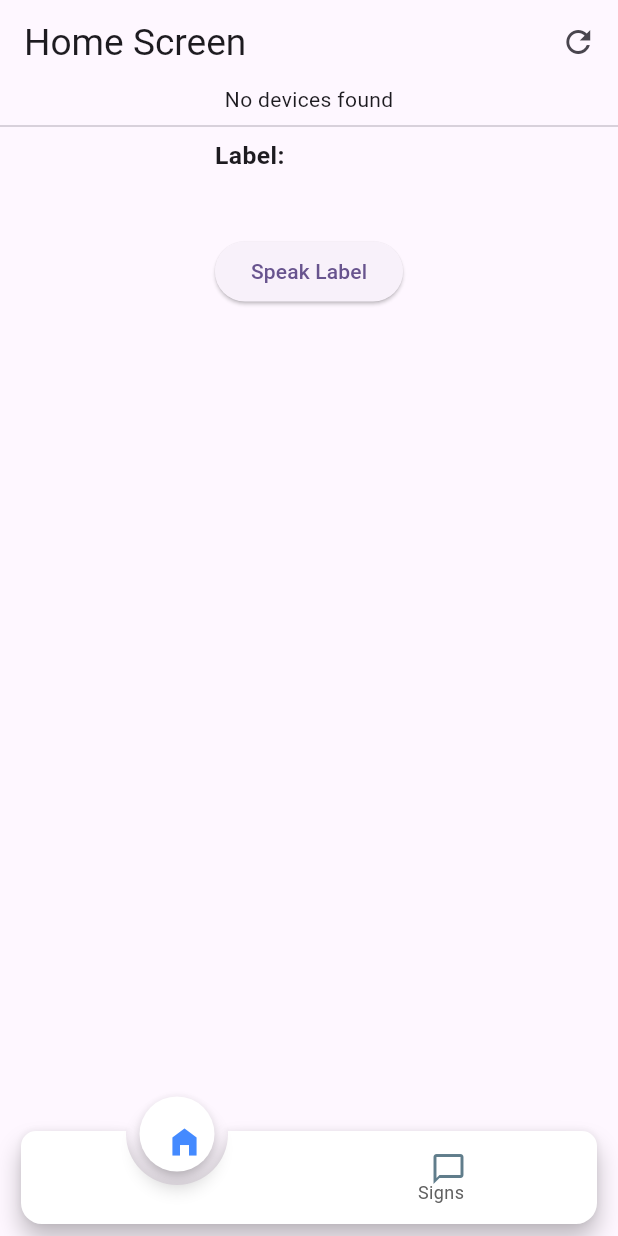
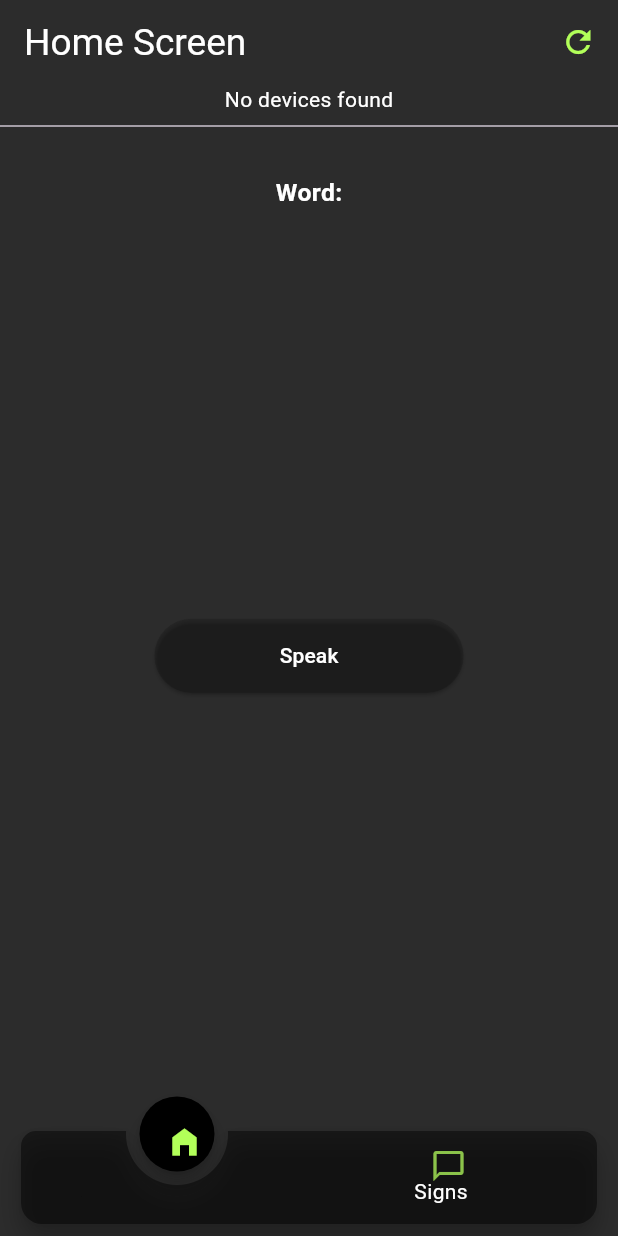
Before and after one commit to hba777/sign_glove_application, a Flutter app: the screen it shows after launch, after a tap on the "refresh" icon, on a phone screen of 412 x 824 dp. Run offline on Flutter 3.47's test engine with Material 3 defaults, Android fonts, the phone set to English and light mode, and no system bars; drawn by our look-alikes of animated_notch_bottom_bar; our stand-ins replace flutter_blue_plus, flutter_tts, permission_handler.

Commit message:
Dark Theme added, Alphabets Added.

```diff
--- a/lib/main.dart
+++ b/lib/main.dart
@@ -16,6 +16,13 @@ class MyApp extends StatelessWidget {
     return MaterialApp(
       title: 'Flutter Demo',
       theme: ThemeData(
+        appBarTheme: const AppBarTheme(
+          backgroundColor: Color(0xFF2c2c2c),
+          titleTextStyle: TextStyle(
+            color: Colors.white,
+          )
+        ),
+        scaffoldBackgroundColor: const Color(0xFF2c2c2c),
         // This is the theme of your application.
         //
         // TRY THIS: Try running your application with "flutter run". You'll see
--- a/lib/screens/BluetoothScreen.dart
+++ b/lib/screens/BluetoothScreen.dart
@@ -74,28 +74,30 @@ class _BluetoothScreenState extends State<BluetoothScreen> {
           BottomBarItem(
             inActiveItem: Icon(
               Icons.home_filled,
-              color: Colors.blueGrey,
+              color: Colors.lightGreen,
             ),
             activeItem: Icon(
               Icons.home_filled,
-              color: Colors.blueAccent,
+              color: Colors.lightGreenAccent,
             ),
-            itemLabel: 'Home',
+            itemLabelWidget: Text('Home',style: TextStyle(color: Colors.white),)
           ),
           BottomBarItem(
             inActiveItem: Icon(
               Icons.chat_bubble_outline,
-              color: Colors.blueGrey,
+              color: Colors.lightGreen,
             ),
             activeItem: Icon(
               Icons.chat_bubble_outline,
-              color: Colors.blueAccent,
+              color: Colors.lightGreenAccent,
             ),
-            itemLabel: 'Signs',
+              itemLabelWidget: Text('Signs',style: TextStyle(color: Colors.white),)
           ),
         ],
         kIconSize: 14,
         kBottomRadius: 14,
+        color: Colors.black45,
+        notchColor: Colors.black,
       ),
     );
   }
--- a/lib/screens/CommunicationScreen.dart
+++ b/lib/screens/CommunicationScreen.dart
@@ -44,7 +44,10 @@ class _CommunicationScreenState extends State<CommunicationScreen> {
   Widget build(BuildContext context) {
     return Scaffold(
       appBar: AppBar(
-        title: Text('Communication Screen'),
+        title: Text('Communication Screen',
+          style: TextStyle(
+              fontSize: mq.width * .06
+          ),),
       ),
       body: Padding(
         padding: const EdgeInsets.all(8.0),
@@ -52,18 +55,27 @@ class _CommunicationScreenState extends State<CommunicationScreen> {
           children: [
             // TextField for searching images
             SizedBox(
-                width: mq.width *.8,
+              width: mq.width * .8,
               height: mq.height * .07,
               child: TextField(
                 controller: _searchController,
+                style: TextStyle(color: Colors.white),
+                cursorColor: Colors.white, // Set cursor color to white
                 decoration: InputDecoration(
+                  focusColor: Colors.white, // Ensures the focus color is white
+                  labelStyle: const TextStyle(color: Colors.white),
                   labelText: 'Search',
                   border: OutlineInputBorder(
-                      borderRadius: BorderRadius.circular(mq.width *.04)
+                    borderRadius: BorderRadius.circular(mq.width * .04),
+                  ),
+                  focusedBorder: OutlineInputBorder( // When the TextField is focused
+                    borderRadius: BorderRadius.circular(mq.width * .04),
+                    borderSide: BorderSide(color: Colors.white, width: 2.0), // White border when focused
                   ),
                 ),
               ),
             ),
+
             const SizedBox(height: 10),
             // Grid view to display images
             Expanded(
@@ -77,12 +89,12 @@ class _CommunicationScreenState extends State<CommunicationScreen> {
                 itemBuilder: (context, index) {
                   String imageName = _filteredImageNames[index];
                   return GridTile(
-                      child: Container(
+                    child: SizedBox(
                       width: mq.width * 0.4, // Adjust width for zoom out
                       height: mq.width * 0.8, // Adjust height to maintain aspect ratio
                       child: Image.asset(
-                          'assets/images/$imageName',
-                          fit: BoxFit.cover,
+                        'assets/images/Alphabets/$imageName', // Updated path
+                        fit: BoxFit.contain,
                       ),
                     ),
                   );
--- a/lib/screens/HomeScreen.dart
+++ b/lib/screens/HomeScreen.dart
@@ -142,7 +142,7 @@ class _HomeScreenState extends State<HomeScreen> {
 
         // After the 3-second delay, post the data and speak the label
         Future.delayed(Duration(seconds: 3), () async {
-          await flutterTts.speak(predictedLabel); // Speak the label
+          //await flutterTts.speak(predictedLabel); // Speak the label
         });
       } else {
         print("Error: ${response.statusCode}, ${response.body}");
@@ -205,7 +205,7 @@ class _HomeScreenState extends State<HomeScreen> {
               onTap: () {
                 _scanForDevices();
               },
-              child: const Icon(Icons.refresh),
+              child: const Icon(Icons.refresh, color: Colors.lightGreenAccent,),
             ),
           )
         ],
@@ -215,25 +215,33 @@ class _HomeScreenState extends State<HomeScreen> {
           // Display the name of the device if available
           if (devices.isNotEmpty) ...[
             ListTile(
-              title: Text(devices.first.name.isEmpty ? "Unknown Device" : devices.first.name),
-              subtitle: Text(devices.first.id.toString()),
+              title: Text(devices.first.name.isEmpty ? "Unknown Device" : devices.first.name, style: TextStyle(color: Colors.white),),
+              subtitle: Text(devices.first.id.toString(), style: TextStyle(color: Colors.white),),
               onTap: () => connectToDevice(devices.first),
             ),
           ] else ...[
-            Text('No devices found'),
+            const Text('No devices found',style: TextStyle(color: Colors.white)),
           ],
           const Divider(),
           // Display the received parsed data
           Column(
-            crossAxisAlignment: CrossAxisAlignment.start,
+            crossAxisAlignment: CrossAxisAlignment.center,
+            mainAxisAlignment: MainAxisAlignment.center,
             children: [
-              Text('Label:', style: TextStyle(fontSize: mq.width * .04, fontWeight: FontWeight.bold)),
-              Text(predictedLabel, style: TextStyle(fontSize: mq.width * .07)),
+              SizedBox(height: mq.height *.03,),
+
+              Text('Word:', style: TextStyle(fontSize: mq.width * .04, fontWeight: FontWeight.bold, color: Colors.white)),
+              Text(predictedLabel, style: TextStyle(fontSize: mq.width * .07, color: Colors.lightGreenAccent)),
+              SizedBox(height: mq.height *.28,),
               ElevatedButton(
                 onPressed: () {
                   flutterTts.speak(predictedLabel); // Speak the label on button press
                 },
-                child: Text("Speak Label"),
+                style: ElevatedButton.styleFrom(
+                  minimumSize: Size(mq.width *.5, mq.height *.06),
+                  backgroundColor: Colors.black12
+                ),
+                child: const Text("Speak", style: TextStyle(color: Colors.white)),
               ),
             ],
           ),
--- a/pubspec.yaml
+++ b/pubspec.yaml
@@ -38,7 +38,7 @@ dependencies:
   cupertino_icons: ^1.0.6
   http:
   animated_notch_bottom_bar:
-  flutter_tts:
+  flutter_tts: ^3.4.0
 
   #flutter_blue_plus:
   permission_handler:
@@ -70,6 +70,7 @@ flutter:
   assets:
     - assets/images/
     - assets/tfmodel.tflite
+    - assets/images/Alphabets/
 
   # An image asset can refer to one or more resolution-specific "variants", see
   # https://flutter.dev/assets-and-images/#resolution-aware
```
Also changed, not shown: pubspec.lock, 1 other file. Lines whose indentation alone changed are shown as unchanged.
